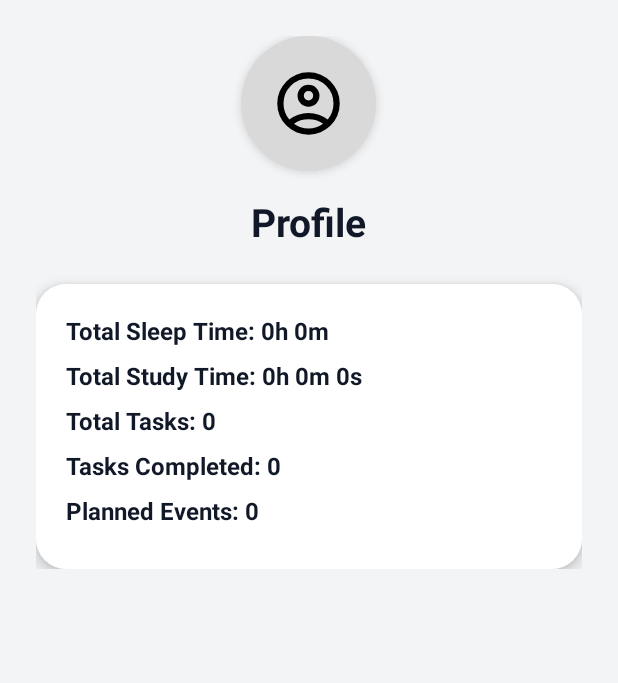
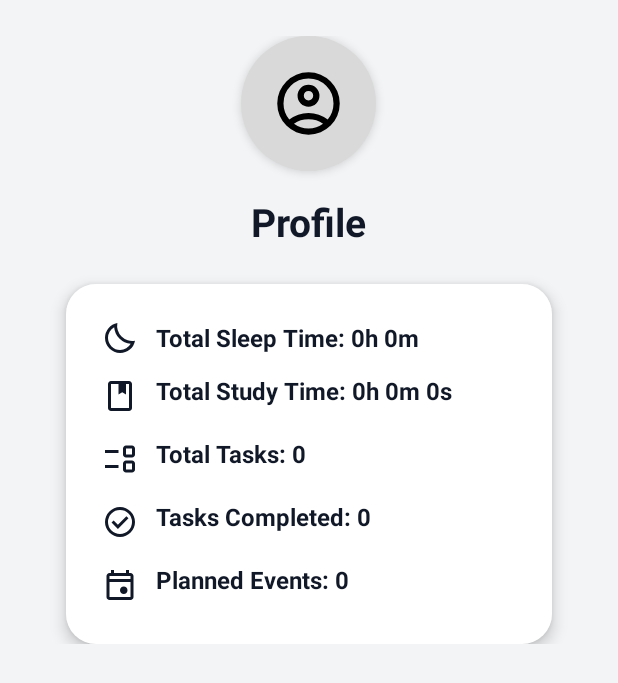
Before and after one commit to raidenabe/COMP-2160-App-Project, an Android app: the fragment ProfileFragment shown on its own in the app's theme, on a phone screen of 412 x 824 dp. Shown: the top 683 px of the screen. Run offline under Robolectric (Android 15) with nearby library versions, the phone set to English and light mode, and no system bars.

Commit message:
MORE UI CHANGES HAHAHAHA

```diff
--- /dev/null
+++ b/app/src/main/res/drawable/ic_book.xml
@@ -0,0 +1,5 @@
+<vector xmlns:android="http://schemas.android.com/apk/res/android" android:height="24dp" android:tint="#E6E6E6" android:viewportHeight="960" android:viewportWidth="960" android:width="24dp">
+
+    <path android:fillColor="@android:color/white" android:pathData="M240,880Q207,880 183.5,856.5Q160,833 160,800L160,160Q160,127 183.5,103.5Q207,80 240,80L720,80Q753,80 776.5,103.5Q800,127 800,160L800,800Q800,833 776.5,856.5Q753,880 720,880L240,880ZM240,800L720,800Q720,800 720,800Q720,800 720,800L720,160Q720,160 720,160Q720,160 720,160L640,160L640,440L540,380L440,440L440,160L240,160Q240,160 240,160Q240,160 240,160L240,800Q240,800 240,800Q240,800 240,800ZM240,800Q240,800 240,800Q240,800 240,800L240,160Q240,160 240,160Q240,160 240,160L240,160Q240,160 240,160Q240,160 240,160L240,800Q240,800 240,800Q240,800 240,800ZM440,440L540,380L640,440L640,440L540,380L440,440Z"/>
+
+</vector>
--- /dev/null
+++ b/app/src/main/res/drawable/ic_check_circle.xml
@@ -0,0 +1,5 @@
+<vector xmlns:android="http://schemas.android.com/apk/res/android" android:height="24dp" android:tint="#E6E6E6" android:viewportHeight="960" android:viewportWidth="960" android:width="24dp">
+
+    <path android:fillColor="@android:color/white" android:pathData="M424,664L706,382L650,326L424,552L310,438L254,494L424,664ZM480,880Q397,880 324,848.5Q251,817 197,763Q143,709 111.5,636Q80,563 80,480Q80,397 111.5,324Q143,251 197,197Q251,143 324,111.5Q397,80 480,80Q563,80 636,111.5Q709,143 763,197Q817,251 848.5,324Q880,397 880,480Q880,563 848.5,636Q817,709 763,763Q709,817 636,848.5Q563,880 480,880ZM480,800Q614,800 707,707Q800,614 800,480Q800,346 707,253Q614,160 480,160Q346,160 253,253Q160,346 160,480Q160,614 253,707Q346,800 480,800ZM480,480Q480,480 480,480Q480,480 480,480Q480,480 480,480Q480,480 480,480Q480,480 480,480Q480,480 480,480Q480,480 480,480Q480,480 480,480Z"/>
+
+</vector>
--- /dev/null
+++ b/app/src/main/res/drawable/ic_event.xml
@@ -0,0 +1,5 @@
+<vector xmlns:android="http://schemas.android.com/apk/res/android" android:height="24dp" android:tint="#E6E6E6" android:viewportHeight="960" android:viewportWidth="960" android:width="24dp">
+
+    <path android:fillColor="@android:color/white" android:pathData="M580,720Q538,720 509,691Q480,662 480,620Q480,578 509,549Q538,520 580,520Q622,520 651,549Q680,578 680,620Q680,662 651,691Q622,720 580,720ZM200,880Q167,880 143.5,856.5Q120,833 120,800L120,240Q120,207 143.5,183.5Q167,160 200,160L240,160L240,80L320,80L320,160L640,160L640,80L720,80L720,160L760,160Q793,160 816.5,183.5Q840,207 840,240L840,800Q840,833 816.5,856.5Q793,880 760,880L200,880ZM200,800L760,800Q760,800 760,800Q760,800 760,800L760,400L200,400L200,800Q200,800 200,800Q200,800 200,800ZM200,320L760,320L760,240Q760,240 760,240Q760,240 760,240L200,240Q200,240 200,240Q200,240 200,240L200,320ZM200,320L200,240Q200,240 200,240Q200,240 200,240L200,240Q200,240 200,240Q200,240 200,240L200,320Z"/>
+
+</vector>
--- /dev/null
+++ b/app/src/main/res/drawable/ic_list.xml
@@ -0,0 +1,5 @@
+<vector xmlns:android="http://schemas.android.com/apk/res/android" android:height="24dp" android:tint="#E6E6E6" android:viewportHeight="960" android:viewportWidth="960" android:width="24dp">
+
+    <path android:fillColor="@android:color/white" android:pathData="M640,840Q607,840 583.5,816.5Q560,793 560,760L560,600Q560,567 583.5,543.5Q607,520 640,520L800,520Q833,520 856.5,543.5Q880,567 880,600L880,760Q880,793 856.5,816.5Q833,840 800,840L640,840ZM640,760L800,760L800,600L640,600L640,760ZM80,720L80,640L440,640L440,720L80,720ZM640,440Q607,440 583.5,416.5Q560,393 560,360L560,200Q560,167 583.5,143.5Q607,120 640,120L800,120Q833,120 856.5,143.5Q880,167 880,200L880,360Q880,393 856.5,416.5Q833,440 800,440L640,440ZM640,360L800,360L800,200L640,200L640,360ZM80,320L80,240L440,240L440,320L80,320ZM720,680L720,680L720,680L720,680ZM720,280L720,280L720,280L720,280Z"/>
+
+</vector>
--- /dev/null
+++ b/app/src/main/res/drawable/ic_sleep.xml
@@ -0,0 +1,5 @@
+<vector xmlns:android="http://schemas.android.com/apk/res/android" android:height="24dp" android:tint="#E6E6E6" android:viewportHeight="960" android:viewportWidth="960" android:width="24dp">
+
+    <path android:fillColor="@android:color/white" android:pathData="M484,880Q400,880 326.5,848Q253,816 198.5,761.5Q144,707 112,633.5Q80,560 80,476Q80,330 173,218.5Q266,107 410,80Q392,179 421,273.5Q450,368 521,439Q592,510 686.5,539Q781,568 880,550Q854,694 742,787Q630,880 484,880ZM484,800Q572,800 647,756Q722,712 765,635Q679,627 602,591.5Q525,556 464,495Q403,434 367,357Q331,280 324,194Q247,237 203.5,312.5Q160,388 160,476Q160,611 254.5,705.5Q349,800 484,800ZM464,495Q464,495 464,495Q464,495 464,495Q464,495 464,495Q464,495 464,495Q464,495 464,495Q464,495 464,495Q464,495 464,495Q464,495 464,495Q464,495 464,495Q464,495 464,495Z"/>
+
+</vector>
--- a/app/src/main/res/layout/fragment_profile.xml
+++ b/app/src/main/res/layout/fragment_profile.xml
@@ -1,5 +1,6 @@
 <?xml version="1.0" encoding="utf-8"?>
 <ScrollView xmlns:android="http://schemas.android.com/apk/res/android"
+    xmlns:app="http://schemas.android.com/apk/res-auto"
     xmlns:tools="http://schemas.android.com/tools"
     android:layout_width="match_parent"
     android:layout_height="match_parent"
@@ -37,9 +38,23 @@
             android:layout_height="wrap_content"
             android:background="@drawable/card_background"
             android:orientation="vertical"
-            android:padding="20dp"
-            android:elevation="6dp">
+            android:padding="24dp"
+            android:elevation="6dp"
+            android:layout_marginHorizontal="20dp">
 
+            <LinearLayout
+                android:orientation="horizontal"
+                android:layout_width="match_parent"
+                android:layout_height="wrap_content"
+                android:paddingBottom="12dp"
+                android:gravity="center_vertical">
+                <ImageView
+                    android:id="@+id/imageView2"
+                    android:layout_width="24dp"
+                    android:layout_height="24dp"
+                    android:src="@drawable/ic_sleep"
+                    app:tint="@color/primaryText"
+                    android:layout_marginEnd="12dp"/>
             <TextView
                 android:id="@+id/sleepRecord"
                 android:layout_width="wrap_content"
@@ -47,8 +62,23 @@
                 android:textStyle="bold"
                 android:textSize="16sp"
                 android:textColor="@color/primaryText"
-                android:paddingBottom="8dp"/>
+                />
 
+
+            </LinearLayout>
+            <LinearLayout
+                android:orientation="horizontal"
+                android:layout_width="match_parent"
+                android:layout_height="wrap_content"
+                android:paddingBottom="12dp"
+                android:gravity="center_vertical">
+                <ImageView
+                    android:id="@+id/imageView3"
+                    android:layout_width="24dp"
+                    android:layout_height="24dp"
+                    android:src="@drawable/ic_book"
+                    app:tint="@color/primaryText"
+                    android:layout_marginEnd="12dp"/>
             <TextView
                 android:id="@+id/studyRecord"
                 android:layout_width="wrap_content"
@@ -58,6 +88,21 @@
                 android:textColor="@color/primaryText"
                 android:paddingBottom="8dp"/>
 
+
+            </LinearLayout>
+            <LinearLayout
+                android:orientation="horizontal"
+                android:layout_width="match_parent"
+                android:layout_height="wrap_content"
+                android:paddingBottom="12dp"
+                android:gravity="center_vertical">
+                <ImageView
+                    android:id="@+id/imageView4"
+                    android:layout_width="24dp"
+                    android:layout_height="24dp"
+                    android:src="@drawable/ic_list"
+                    app:tint="@color/primaryText"
+                    android:layout_marginEnd="12dp"/>
             <TextView
                 android:id="@+id/totalTasks"
                 android:layout_width="wrap_content"
@@ -67,6 +112,20 @@
                 android:textColor="@color/primaryText"
                 android:paddingBottom="8dp"/>
 
+            </LinearLayout>
+            <LinearLayout
+                android:orientation="horizontal"
+                android:layout_width="match_parent"
+                android:layout_height="wrap_content"
+                android:paddingBottom="12dp"
+                android:gravity="center_vertical">
+                <ImageView
+                    android:id="@+id/imageView5"
+                    android:layout_width="24dp"
+                    android:layout_height="24dp"
+                    android:src="@drawable/ic_check_circle"
+                    app:tint="@color/primaryText"
+                    android:layout_marginEnd="12dp"/>
             <TextView
                 android:id="@+id/completedTasks"
                 android:layout_width="wrap_content"
@@ -75,7 +134,19 @@
                 android:textSize="16sp"
                 android:textColor="@color/primaryText"
                 android:paddingBottom="8dp"/>
-
+            </LinearLayout>
+            <LinearLayout
+                android:orientation="horizontal"
+                android:layout_width="match_parent"
+                android:layout_height="wrap_content"
+                android:gravity="center_vertical">
+                <ImageView
+                    android:id="@+id/imageView6"
+                    android:layout_width="24dp"
+                    android:layout_height="24dp"
+                    android:src="@drawable/ic_event"
+                    app:tint="@color/primaryText"
+                    android:layout_marginEnd="12dp"/>
             <TextView
                 android:id="@+id/plannedEvent"
                 android:layout_width="wrap_content"
@@ -84,6 +155,7 @@
                 android:textSize="16sp"
                 android:textColor="@color/primaryText"
                 android:paddingBottom="8dp"/>
+            </LinearLayout>
 
         </LinearLayout>
 
```
Also changed, not shown: app/src/main/res/layout/fragment_course_schedule.xml (+6 -2 lines), app/src/main/res/layout/item_course.xml (+31 -8 lines), app/src/main/res/layout/item_study_session.xml (+21 -15 lines).
